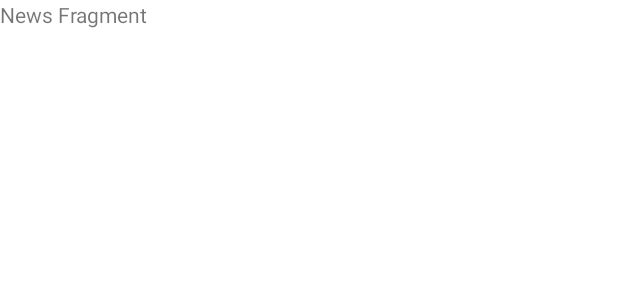
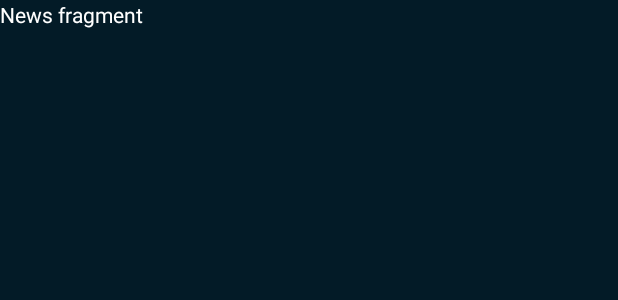
Before and after one commit to KrokodilGenadiy/CryptoFox, an Android app: the layout fragment_news.xml on its own in the app's theme, with its tools: preview values and no code run, on a phone screen of 412 x 824 dp. Shown: the top 300 px of the screen. Run offline under Robolectric (Android 15) with nearby library versions, the phone set to English and light mode, and no system bars.

```diff
--- a/app/src/main/AndroidManifest.xml
+++ b/app/src/main/AndroidManifest.xml
@@ -4,6 +4,7 @@
     package="com.zaus_app.cryptofox">
 
     <application
+        android:name=".App"
         android:allowBackup="true"
         android:dataExtractionRules="@xml/data_extraction_rules"
         android:fullBackupContent="@xml/backup_rules"
--- a/app/src/main/java/com/zaus_app/cryptofox/MainActivity.kt
+++ b/app/src/main/java/com/zaus_app/cryptofox/MainActivity.kt
@@ -17,7 +17,6 @@ class MainActivity : AppCompatActivity() {
         binding = ActivityMainBinding.inflate(layoutInflater)
         setContentView(binding.root)
         initNavigation()
-        binding.bottomNavigation.setItemSelected(R.id.home)
     }
 
     private fun checkFragmentExistence(tag: String): Fragment? = supportFragmentManager.findFragmentByTag(tag)
@@ -28,7 +27,6 @@ class MainActivity : AppCompatActivity() {
             .replace(R.id.fragment_placeholder, fragment, tag)
             .commit()
     }
-
     private fun initNavigation() {
         binding.bottomNavigation.setOnItemSelectedListener {
             when (it) {
@@ -54,5 +52,6 @@ class MainActivity : AppCompatActivity() {
                 }
             }
         }
+        binding.bottomNavigation.setItemSelected(R.id.home)
     }
 }
--- a/app/src/main/res/layout/activity_main.xml
+++ b/app/src/main/res/layout/activity_main.xml
@@ -16,7 +16,7 @@
     <com.ismaeldivita.chipnavigation.ChipNavigationBar
         android:id="@+id/bottom_navigation"
         android:layout_width="match_parent"
-        android:layout_height="50dp"
+        android:layout_height="60dp"
         android:layout_gravity="bottom"
         android:background="@color/colorPrimaryDark"
         app:layout_constraintBottom_toBottomOf="parent"
--- a/app/src/main/res/layout/fragment_home.xml
+++ b/app/src/main/res/layout/fragment_home.xml
@@ -3,12 +3,13 @@
     xmlns:tools="http://schemas.android.com/tools"
     android:layout_width="match_parent"
     android:layout_height="match_parent"
+    android:background="@color/colorMain"
     tools:context=".view.HomeFragment">
-
 
     <TextView
         android:layout_width="match_parent"
         android:layout_height="match_parent"
+        android:textColor="@color/colorAccent"
         android:text="Home fragment" />
 
 </FrameLayout>
--- a/app/src/main/res/layout/fragment_news.xml
+++ b/app/src/main/res/layout/fragment_news.xml
@@ -3,11 +3,13 @@
     xmlns:tools="http://schemas.android.com/tools"
     android:layout_width="match_parent"
     android:layout_height="match_parent"
-    tools:context=".view.NewsFragment">
+    android:background="@color/colorMain"
+    tools:context=".view.HomeFragment">
 
     <TextView
         android:layout_width="match_parent"
         android:layout_height="match_parent"
-        android:text="News Fragment" />
+        android:textColor="@color/colorAccent"
+        android:text="News fragment" />
 
 </FrameLayout>
--- a/app/src/main/res/layout/fragment_search.xml
+++ b/app/src/main/res/layout/fragment_search.xml
@@ -3,11 +3,13 @@
     xmlns:tools="http://schemas.android.com/tools"
     android:layout_width="match_parent"
     android:layout_height="match_parent"
-    tools:context=".view.SearchFragment">
+    android:background="@color/colorMain"
+    tools:context=".view.HomeFragment">
 
     <TextView
         android:layout_width="match_parent"
         android:layout_height="match_parent"
+        android:textColor="@color/colorAccent"
         android:text="Search fragment" />
 
 </FrameLayout>
--- a/app/src/main/res/layout/fragment_settings.xml
+++ b/app/src/main/res/layout/fragment_settings.xml
@@ -3,11 +3,13 @@
     xmlns:tools="http://schemas.android.com/tools"
     android:layout_width="match_parent"
     android:layout_height="match_parent"
-    tools:context=".view.SettingsFragment">
+    android:background="@color/colorMain"
+    tools:context=".view.HomeFragment">
 
     <TextView
         android:layout_width="match_parent"
         android:layout_height="match_parent"
+        android:textColor="@color/colorAccent"
         android:text="Settings fragment" />
 
 </FrameLayout>
--- a/app/src/main/res/values/colors.xml
+++ b/app/src/main/res/values/colors.xml
@@ -1,6 +1,7 @@
 <?xml version="1.0" encoding="utf-8"?>
 <resources>
     <color name="colorPrimary">#129FE4</color>
+    <color name="colorMain">#031B27</color>
     <color name="colorPrimaryDark">#0B011B</color>
     <color name="colorAccent">#FFFFFF</color>
     <color name="teal_200">#FF03DAC5</color>
--- a/build.gradle
+++ b/build.gradle
@@ -1,4 +1,9 @@
 // Top-level build file where you can add configuration options common to all sub-projects/modules.
+buildscript {
+    dependencies {
+        classpath "com.google.dagger:hilt-android-gradle-plugin:2.44"
+    }
+}
 plugins {
     id 'com.android.application' version '7.2.0' apply false
     id 'com.android.library' version '7.2.0' apply false
```
Also changed, not shown: app/build.gradle (+7 -0 lines), app/src/main/java/com/zaus_app/cryptofox/App.kt (added, +8 -0 lines).
